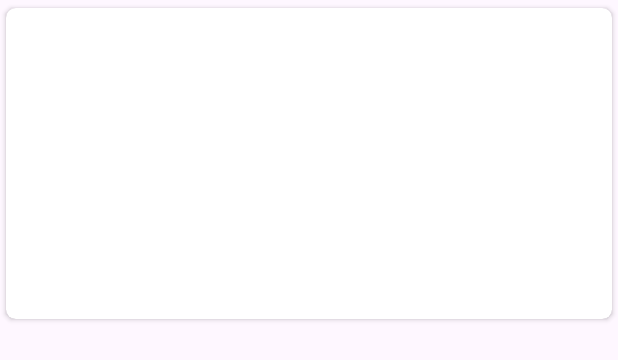
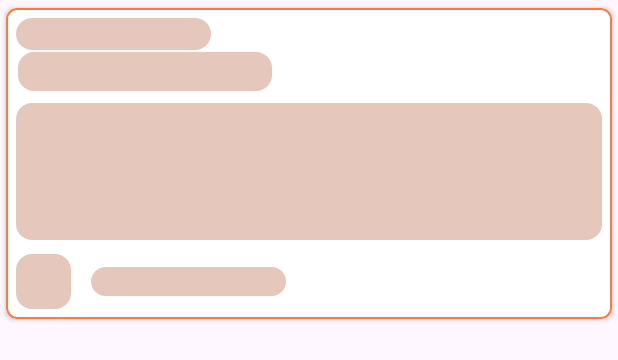
Before and after one commit to Viraj76/SwipeProductsAssignments, an Android app: the layout shimmer_products.xml on its own in the app's theme, with its tools: preview values and no code run, on a phone screen of 412 x 824 dp. Shown: the top 360 px of the screen. Run offline under Robolectric (Android 15) with nearby library versions, the phone set to English and light mode, and no system bars.

Commit message:
designed HomeFragment , now moving towards data layers

```diff
--- a/app/src/main/java/com/example/swipeproducts/data/remote/api/ProductsAPI.kt
+++ b/app/src/main/java/com/example/swipeproducts/data/remote/api/ProductsAPI.kt
@@ -1,4 +1,9 @@
 package com.example.swipeproducts.data.remote.api
 
+import retrofit2.http.GET
+
 interface ProductsAPI {
+
+    @GET("api/public/get")
+    suspend fun getProductsList()
 }
--- a/app/src/main/res/drawable/baseline_add_24.xml
+++ b/app/src/main/res/drawable/baseline_add_24.xml
@@ -1,4 +1,4 @@
-<vector xmlns:android="http://schemas.android.com/apk/res/android" android:alpha="0.9" android:height="24dp" android:tint="#000000" android:viewportHeight="24" android:viewportWidth="24" android:width="24dp">
+<vector xmlns:android="http://schemas.android.com/apk/res/android" android:alpha="0.9" android:height="24dp" android:tint="@color/white" android:viewportHeight="24" android:viewportWidth="24" android:width="24dp">
 
     <path android:fillColor="@android:color/white" android:pathData="M19,13h-6v6h-2v-6H5v-2h6V5h2v6h6v2z"/>
 
--- a/app/src/main/res/drawable/baseline_search_24.xml
+++ b/app/src/main/res/drawable/baseline_search_24.xml
@@ -1,4 +1,4 @@
-<vector xmlns:android="http://schemas.android.com/apk/res/android" android:alpha="0.9" android:height="27dp" android:tint="#000000" android:viewportHeight="24" android:viewportWidth="24" android:width="27dp">
+<vector xmlns:android="http://schemas.android.com/apk/res/android" android:alpha="0.9" android:height="27dp" android:tint="@color/orange" android:viewportHeight="24" android:viewportWidth="24" android:width="27dp">
 
     <path android:fillColor="@android:color/white" android:pathData="M15.5,14h-0.79l-0.28,-0.27C15.41,12.59 16,11.11 16,9.5 16,5.91 13.09,3 9.5,3S3,5.91 3,9.5 5.91,16 9.5,16c1.61,0 3.09,-0.59 4.23,-1.57l0.27,0.28v0.79l5,4.99L20.49,19l-4.99,-5zM9.5,14C7.01,14 5,11.99 5,9.5S7.01,5 9.5,5 14,7.01 14,9.5 11.99,14 9.5,14z"/>
 
--- a/app/src/main/res/drawable/bg_products_border.xml
+++ b/app/src/main/res/drawable/bg_products_border.xml
@@ -1,4 +1,12 @@
 <?xml version="1.0" encoding="utf-8"?>
-<selector xmlns:android="http://schemas.android.com/apk/res/android">
+<shape android:shape="rectangle" xmlns:android="http://schemas.android.com/apk/res/android">
 
-</selector>
+    <stroke
+        android:width="1dp"
+        android:color="@color/orange"
+        />
+    <corners
+        android:radius="@dimen/_5sdp"
+        />
+
+</shape>
--- a/app/src/main/res/drawable/bg_shimmer.xml
+++ b/app/src/main/res/drawable/bg_shimmer.xml
@@ -1,4 +1,11 @@
 <?xml version="1.0" encoding="utf-8"?>
-<selector xmlns:android="http://schemas.android.com/apk/res/android">
+<shape android:shape="rectangle" xmlns:android="http://schemas.android.com/apk/res/android">
 
-</selector>
+    <corners
+        android:radius="@dimen/_8sdp"
+        />
+
+    <solid
+        android:color="#E6C7BB"/>
+
+</shape>
--- a/app/src/main/res/values/colors.xml
+++ b/app/src/main/res/values/colors.xml
@@ -5,6 +5,7 @@
 
     <color name="orange">#FF7842</color>
     <color name="splash">#F4CABA</color>
+    <color name="green">#39FF00</color>
 
 
 </resources>
```
Also changed, not shown: app/src/main/res/layout/fragment_products.xml (+108 -5 lines).
